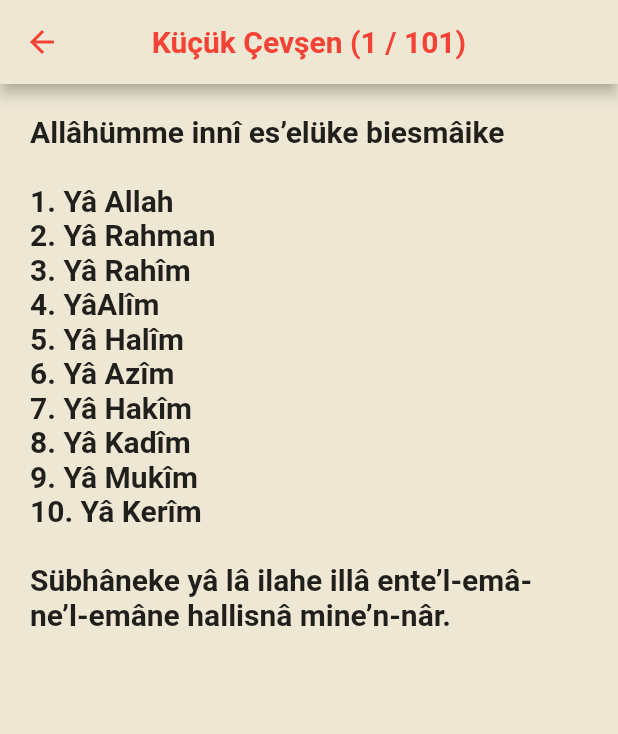
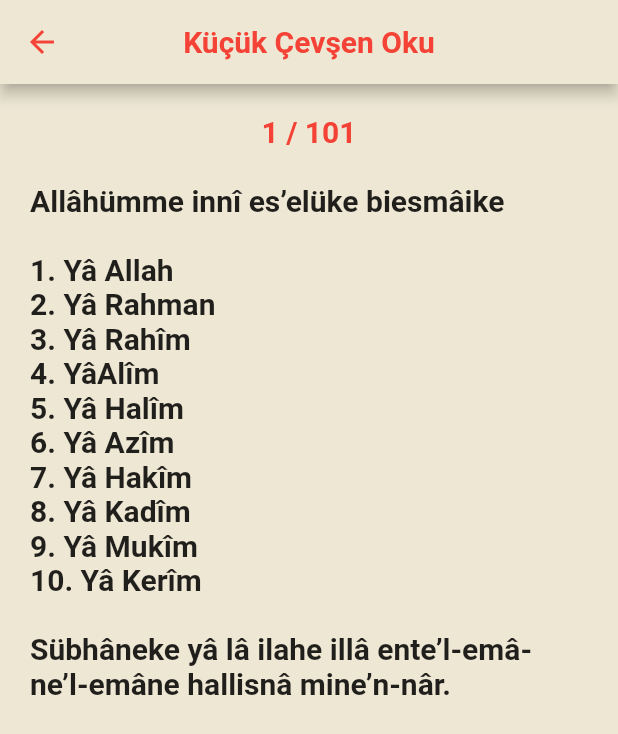
Before and after one commit to yakupbilgen/evradu-ezkar, a Flutter app: the screen it shows after launch, after a tap on an icon or button, on a phone screen of 412 x 824 dp. Shown: the top 734 px of the screen. Run offline on Flutter 3.47's test engine with Material 2 defaults, Android fonts, the phone set to English and light mode, and no system bars.

Commit message:
kucuk cevsen finished

```diff
--- a/lib/constant/kucuk_cevsen/kucuk_cevsen_constant.dart
+++ b/lib/constant/kucuk_cevsen/kucuk_cevsen_constant.dart
@@ -1,6 +1,6 @@
 class KucukCevsenConstant {
   static const appBarTitleHomepage = 'Küçük Çevşen Oku';
-  static const appBarTitleReadScreen = 'Küçük Çevşen';
+  static const appBarTitleReadScreen = 'Küçük Çevşen Oku';
 
   static const babList = [
     """
@@ -1460,7 +1460,11 @@ Bismillah * has-biyallah * lâ ilahe illallah * şehidallâh * kulhüvallâh * m
 
 Sübhâneke yâ lâ ilahe illâ ente’l-emâne’l-emâne lâ uhsî şenâen ‘aleyke ente kemâ eşneyte ‘alâ nefsik * Yâ Allah * Yâ Rahman * Yâ Rahîm * Yâ Gafur * Yâ Şekûr
 
-Es-elüke bimâ ahseytehû ‘aleyke min es-mâike’l-hüsnâ ve sıfâtike’l-‘ulyâ ve ke-limâtike’t-tâmmeti en tağfiralî velivâli-deyye veliüstâzî Sâidi’n-Nursîyyi veli-talebeti rasâili’n-nûri velicemî’i’l-mü’-minîne ve’l-mü’minâti ve’l-müslimîne ve’l-müslimâti’l-ahyâi minhüm ve’l-emvâti ve terhamenâ rahmeten tüğnî-nâ bihâ ‘an rahmeti men sivâke min halkıke ve en takdiye havâicenâ ve tû’-tiyenâ süâlenâ fi’d-dünyâ ve’l-âhirati ve tahtime lenâ bi’s-se’âdeti ve’ş-şe-hâdeti ve’l-kerâmeti ve’l-büşrâ ‘inde fîraki’d-dünyâ ve tecziye Muhamme-den sallallâhü ‘aleyhi vesellem ‘annâ mâ hüve ehlühû ve müstehakkuh * Ve en lâ tekilenâ ilâ enfüsinâ tarfete ‘aynin velâ ilâ ehadin min halkik * Ve tus-liha lenâ şe’nenâ ve en tahrusenâ bi-‘aynikelletî lâ tenânıü ve tahfezanâ bi-ruknike’llezî lâ yürâmü Ya Ze’l-celâli ve’l-ikrâm ve en tasrife ‘annâ ve ‘ammen ‘ullika ‘aleyhi hâzihi’l-esmâü âfe-te’l-cinni ve’l-insi ve’ş-şeyâtîn * Ve zelzelete’l-ardi ve dekdekete’l-cibâli min haşyetih * Ve âfete’t-tâ’uni ve’l-vebâi ve ‘ayne’s-sûi ve vece’a’l-cevârihi ve sâira’l-afât * Ve tahfezanâ min külli şerrin ve su’ * Ve terzükana’s-selâmete ve’l-‘âfıyete ve’l-hayra fi’d-dünyâ ve’l-âbirati bi rahmetike yâ erhâme’r-râhi-mîn ve sallallâhü ‘alâ seyyidinâ Mu-hammedin ve âlihî ve sahbihî ecma’în. Ve’l-hamdülillâhi Rabbi’l-‘âlemîn.
+Es-elüke bimâ ahseytehû ‘aleyke min es-mâike’l-hüsnâ ve sıfâtike’l-‘ulyâ ve ke-limâtike’t-tâmmeti en tağfiralî velivâli-deyye veliüstâzî Sâidi’n-Nursîyyi veli-talebeti rasâili’n-nûri velicemî’i’l-mü’-minîne ve’l-mü’minâti ve’l-müslimîne ve’l-müslimâti’l-ahyâi minhüm ve’l-emvâti ve terhamenâ rahmeten tüğnî-nâ bihâ ‘an rahmeti men sivâke min halkıke ve en takdiye havâicenâ ve tû’-tiyenâ süâlenâ fi’d-dünyâ ve’l-âhirati ve tahtime lenâ bi’s-se’âdeti ve’ş-şe-hâdeti ve’l-kerâmeti ve’l-büşrâ ‘inde fîraki’d-dünyâ ve tecziye Muhamme-den sallallâhü ‘aleyhi vesellem ‘annâ mâ hüve ehlühû ve müstehakkuh
+
+Ve en lâ tekilenâ ilâ enfüsinâ tarfete ‘aynin velâ ilâ ehadin min halkik * Ve tus-liha lenâ şe’nenâ ve en tahrusenâ bi-‘aynikelletî lâ tenânıü ve tahfezanâ bi-ruknike’llezî lâ yürâmü Ya Ze’l-celâli ve’l-ikrâm ve en tasrife ‘annâ ve ‘ammen ‘ullika ‘aleyhi hâzihi’l-esmâü âfe-te’l-cinni ve’l-insi ve’ş-şeyâtîn
+
+Ve zelzelete’l-ardi ve dekdekete’l-cibâli min haşyetih * Ve âfete’t-tâ’uni ve’l-vebâi ve ‘ayne’s-sûi ve vece’a’l-cevârihi ve sâira’l-afât * Ve tahfezanâ min külli şerrin ve su’ * Ve terzükana’s-selâmete ve’l-‘âfıyete ve’l-hayra fi’d-dünyâ ve’l-âbirati bi rahmetike yâ erhâme’r-râhi-mîn ve sallallâhü ‘alâ seyyidinâ Mu-hammedin ve âlihî ve sahbihî ecma’în. Ve’l-hamdülillâhi Rabbi’l-‘âlemîn.
 """,
   ];
 }
--- a/lib/screen/kucuk_cevsen/kucuk_cevsen_read_screen.dart
+++ b/lib/screen/kucuk_cevsen/kucuk_cevsen_read_screen.dart
@@ -31,28 +31,40 @@ class _KucukCevsenReadScreenState extends State<KucukCevsenReadScreen> {
         PageController(initialPage: widget.babIndex);
 
     return Scaffold(
-      appBar: appAppBar(
-          context,
-          KucukCevsenConstant.appBarTitleReadScreen +
-              ' ($pageCount / $listCount)'),
+      appBar: appAppBar(context, KucukCevsenConstant.appBarTitleReadScreen),
       backgroundColor: AppConstant.bgColor,
       body: Padding(
         padding: const EdgeInsets.all(AppConstant.defaultPadding),
         child: PageView.builder(
           controller: _controller,
           itemCount: listCount,
+          onPageChanged: (value) {
+            (isFirstOpen) ? value = widget.babIndex : null;
+            pageCount = value + 1;
+            debugPrint('isFirstOpen => ' +
+                isFirstOpen.toString() +
+                '\nPage count => $pageCount');
+          },
           itemBuilder: (context, index) {
             (isFirstOpen) ? index = widget.babIndex : null;
             isFirstOpen = false;
             pageCount = index + 1;
-            debugPrint('page countt => ' + pageCount.toString());
             return SingleChildScrollView(
-              child: Text(
-                KucukCevsenConstant.babList[index],
-                style: Theme.of(context)
-                    .textTheme
-                    .headline6
-                    ?.copyWith(fontWeight: FontWeight.bold),
+              child: Column(
+                children: [
+                  Text(
+                    '$pageCount / $listCount\n',
+                    style: Theme.of(context).textTheme.headline6?.copyWith(
+                        fontWeight: FontWeight.bold, color: Colors.red),
+                  ),
+                  Text(
+                    KucukCevsenConstant.babList[index],
+                    style: Theme.of(context)
+                        .textTheme
+                        .headline6
+                        ?.copyWith(fontWeight: FontWeight.bold),
+                  ),
+                ],
               ),
             );
           },
```
